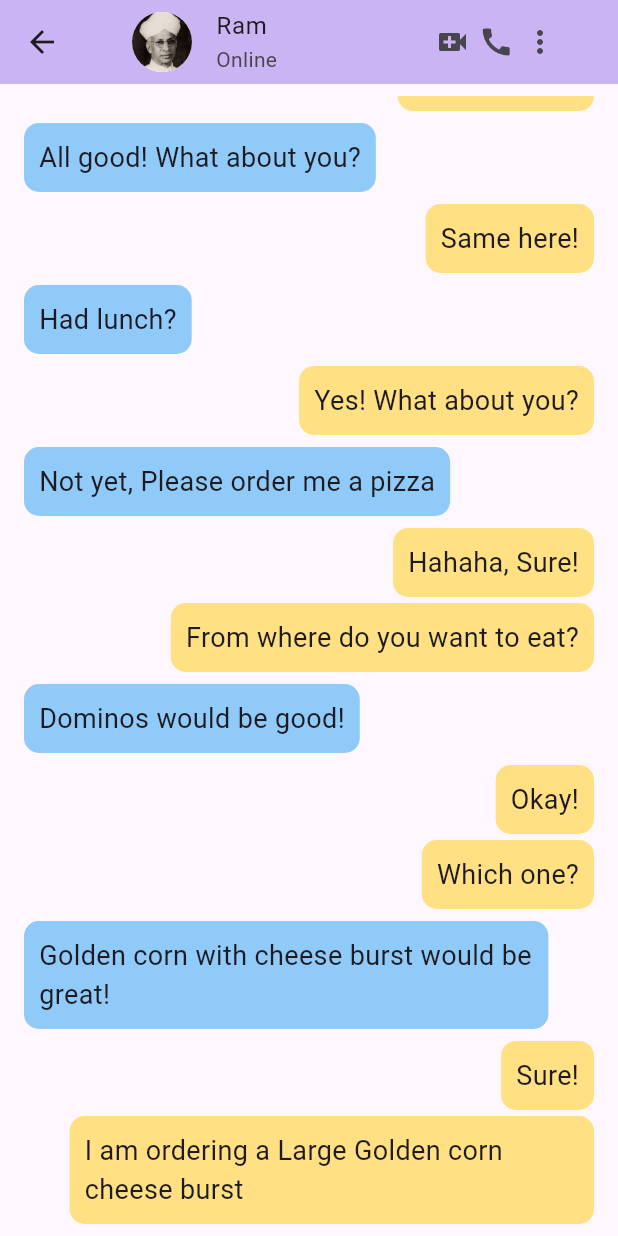
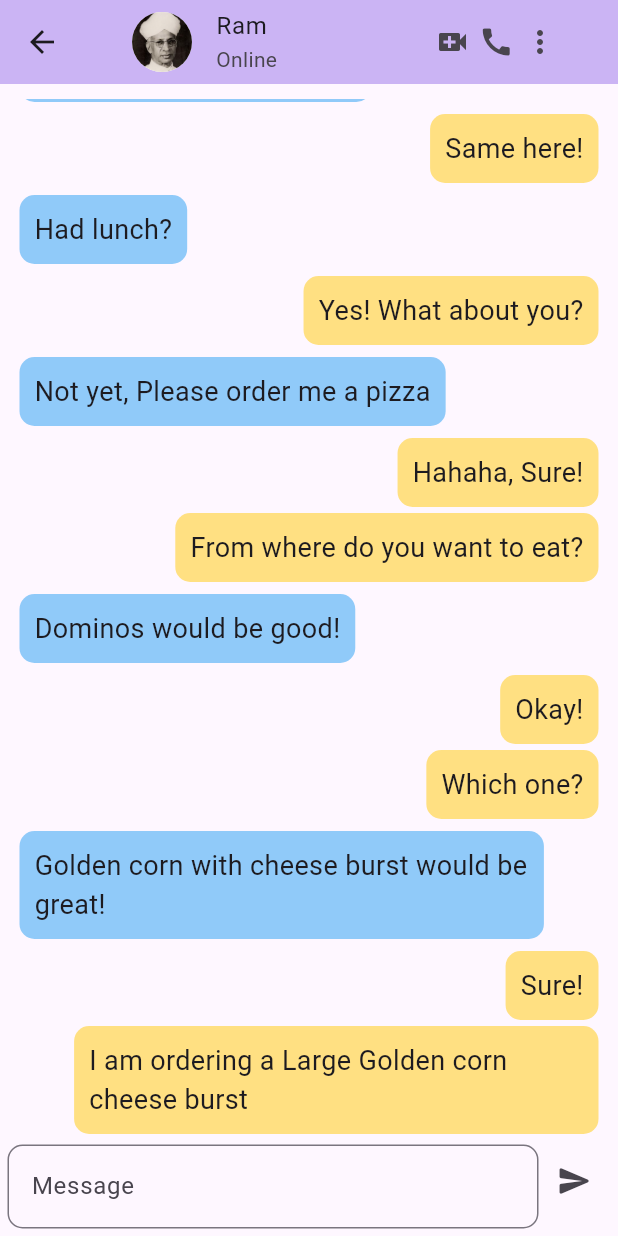
Before and after one commit to DevAngiras/bloc, a Flutter app: the screen it shows after launch, after a tap on "Ram", on a phone screen of 412 x 824 dp. Run offline on Flutter 3.47's test engine with Material 3 defaults, Android fonts, the phone set to English and light mode, and no system bars.

Commit message:
Chat-box-Added

```diff
--- a/lib/screens/ChatPage.dart
+++ b/lib/screens/ChatPage.dart
@@ -136,7 +136,10 @@ class _ChatPageState extends State<ChatPage> {
         ),
       ),
       body: Padding(
-        padding: const EdgeInsets.all(8.0),
+        padding: const EdgeInsets.fromLTRB(5, 10, 5, 5),
+        child: Column(
+          children: [
+            Expanded(
               child: ListView.builder(
                   controller: _scrollController,
                   itemCount: messages.length,
@@ -144,7 +147,8 @@ class _ChatPageState extends State<ChatPage> {
                     int previous = index - 1 >= 0 ? index - 1 : 0;
                     int current = index;
                     return Padding(
-                padding: messages[previous]["sent"] == messages[current]["sent"]
+                      padding: messages[previous]["sent"] ==
+                              messages[current]["sent"]
                           ? const EdgeInsets.only(left: 8, right: 8, top: 4)
                           : const EdgeInsets.only(left: 8, right: 8, top: 8),
                       child: Align(
@@ -162,7 +166,8 @@ class _ChatPageState extends State<ChatPage> {
                             padding: const EdgeInsets.all(10),
                             child: ConstrainedBox(
                               constraints: BoxConstraints(
-                          maxWidth: MediaQuery.of(context).size.width * 0.8,
+                                maxWidth:
+                                    MediaQuery.of(context).size.width * 0.8,
                               ),
                               child: Text(
                                 messages[index]["message"],
@@ -175,6 +180,32 @@ class _ChatPageState extends State<ChatPage> {
                     );
                   }),
             ),
+            Row(
+              children: [
+                Expanded(
+                  child: Padding(
+                      padding: const EdgeInsets.fromLTRB(0, 7, 0, 0),
+                      child: TextField(
+                        controller: _messageController,
+                        decoration: InputDecoration(
+                          hintText: "Message",
+                          border: OutlineInputBorder(
+                            borderRadius: BorderRadius.circular(10),
+                          ),
+                        ),
+                      )),
+                ),
+                IconButton(
+                  icon: const Icon(Icons.send_rounded),
+                  onPressed: () {
+                    _sendMessage();
+                  },
+                ),
+              ],
+            ),
+          ],
+        ),
+      ),
     );
   }
 }
--- a/pubspec.yaml
+++ b/pubspec.yaml
@@ -1,5 +1,5 @@
 name: looper
-description: "A new Flutter project."
+description: " Conversations that never stop."
 # The following line prevents the package from being accidentally published to
 # pub.dev using `flutter pub publish`. This is preferred for private packages.
 publish_to: 'none' # Remove this line if you wish to publish to pub.dev
```
Lines whose indentation alone changed are shown as unchanged.
